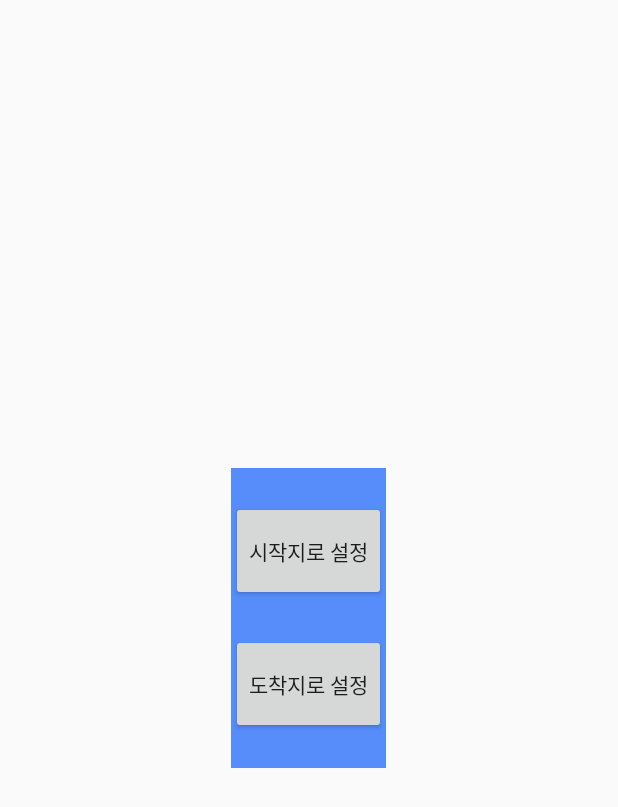
After one commit to znspdlf15/HermesAR2, an Android app: the layout map_click_pop_up.xml on its own in the app's theme, with its tools: preview values and no code run, on a phone screen of 412 x 824 dp. The commit adds this screen. Shown: the top 807 px of the screen. Run offline under Robolectric (Android 15) with nearby library versions, the phone set to English and light mode, and no system bars.

Commit message:
좌표 전달할때 위도, 경도 뒤바뀌어있던것 수정 LongClick 시 팝업창 나오게 수정 (팝업창 레이아웃 수정 필요)

```diff
--- a/app/src/main/AndroidManifest.xml
+++ b/app/src/main/AndroidManifest.xml
@@ -22,6 +22,7 @@
         <activity android:name=".MainActivity" />
         <activity android:name=".ARActivity" />
         <activity android:name=".HermesActivity"/>
+        <activity android:name=".MapPopUP" android:theme="@android:style/Theme.DeviceDefault.Light.Dialog"/>
         <activity
             android:name=".splashActivity"
             android:theme="@style/Splash">
--- a/app/src/main/java/hermes/mju/captdesign/hermesar/AROverlayView.java
+++ b/app/src/main/java/hermes/mju/captdesign/hermesar/AROverlayView.java
@@ -64,6 +64,8 @@ public class AROverlayView extends View {
         this.invalidate();
     }
 
+
+    // 점 그리기 추후에 수정.
     @Override
     protected void onDraw(Canvas canvas) {
         super.onDraw(canvas);
@@ -79,7 +81,8 @@ public class AROverlayView extends View {
         paint.setTypeface(Typeface.create(Typeface.DEFAULT, Typeface.NORMAL));
         paint.setTextSize(60);
 
-        for (int i = 0; i < arPoints.size(); i ++) {
+        for (int i = 0; i < 1; i ++) {
+        //for (int i = 0; i < arPoints.size(); i ++) {
             float[] currentLocationInECEF = LocationHelper.WSG84toECEF(currentLocation);
             float[] pointInECEF = LocationHelper.WSG84toECEF(arPoints.get(i).getLocation());
             float[] pointInENU = LocationHelper.ECEFtoENU(currentLocation, currentLocationInECEF, pointInECEF);
--- /dev/null
+++ b/app/src/main/res/layout/map_click_pop_up.xml
@@ -0,0 +1,63 @@
+<?xml version="1.0" encoding="utf-8"?>
+<LinearLayout xmlns:android="http://schemas.android.com/apk/res/android"
+
+    android:id="@+id/linearLayout"
+    android:orientation="vertical"
+    android:layout_width="wrap_content"
+    android:background="#568dfb"
+    android:weightSum="10.0"
+    android:layout_gravity="center_vertical|center_horizontal"
+    android:layout_centerHorizontal="true"
+    android:layout_height="200dp">
+
+    <!--<TextView
+
+    android:layout_width="match_parent"
+    android:layout_height="match_parent"
+    android:gravity="center"
+    android:textColor="#ff000000" />
+    -->
+    <LinearLayout xmlns:android="http://schemas.android.com/apk/res/android"
+        android:layout_width="fill_parent"
+        android:layout_height="200dp"
+        android:layout_gravity="center_vertical|center_horizontal"
+        android:orientation="vertical">
+
+        <LinearLayout
+            android:layout_width="fill_parent"
+            android:layout_height="0dp"
+            android:layout_weight="1"
+            android:layout_gravity="center_vertical|center_horizontal"
+            android:orientation="vertical"/>
+        <Button
+            android:layout_width="wrap_content"
+            android:layout_height="0dp"
+            android:layout_weight="3"
+            android:text="시작지로 설정"
+            android:id="@+id/btnStartPoint"
+            android:layout_gravity="center_vertical|center_horizontal"
+            />
+        <LinearLayout
+            android:layout_width="fill_parent"
+            android:layout_height="0dp"
+            android:layout_weight="1"
+            android:layout_gravity="center_vertical|center_horizontal"
+            android:orientation="vertical"/>
+        <Button
+            android:layout_width="wrap_content"
+            android:layout_height="0dp"
+            android:layout_weight="3"
+            android:text="도착지로 설정"
+            android:id="@+id/btnEndPoint"
+            android:layout_gravity="center_vertical|center_horizontal"/>
+
+        <LinearLayout
+            android:layout_width="fill_parent"
+            android:layout_height="0dp"
+            android:layout_weight="1"
+            android:layout_gravity="center_vertical|center_horizontal"
+            android:orientation="vertical"/>
+
+    </LinearLayout>
+
+</LinearLayout>
--- a/app/src/main/res/values/strings.xml
+++ b/app/src/main/res/values/strings.xml
@@ -5,4 +5,9 @@
     <string name="button_Start">출발지 지정</string>
     <string name="button_current">현재 지점</string>
     <string name="button_search">검색</string>
+
+
+    <!-- MapPopUP 상수 -->
+    <string name="returnStartPoint">시작점 반환</string>
+    <string name="returnEndPoint">도착점 반환</string>
 </resources>
```
Also changed, not shown: app/src/main/java/hermes/mju/captdesign/hermesar/HermesActivity.java (+107 -23 lines), app/src/main/java/hermes/mju/captdesign/hermesar/MapPopUP.java (added, +61 -0 lines), app/src/main/res/drawable/d_icon.png (added), app/src/main/res/drawable/i_go.png (added), app/src/main/res/drawable/poi_dot.jpg (added), app/src/main/res/drawable/s_icon.png (added).
